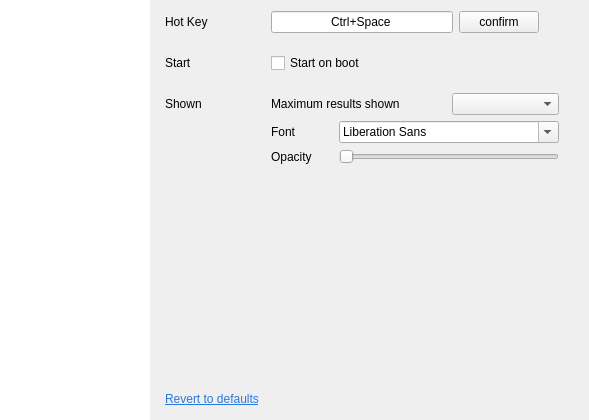
tujiaw/Acc, file src/view/SettingWidget.ui: the form before one commit.
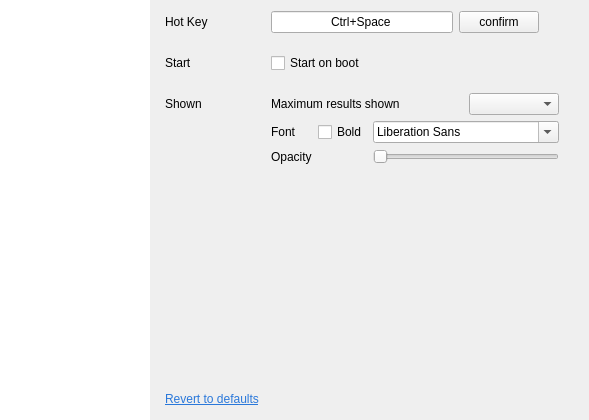
The form after the commit.

Patch:
```diff
--- a/src/view/SettingWidget.ui
+++ b/src/view/SettingWidget.ui
@@ -170,7 +170,7 @@
         </layout>
        </item>
        <item>
-        <layout class="QGridLayout" name="gridLayout" rowstretch="0,0,1">
+        <layout class="QGridLayout" name="gridLayout" rowstretch="0,0,0,0">
          <item row="0" column="0">
           <widget class="QLabel" name="label_4">
            <property name="minimumSize">
@@ -190,14 +190,14 @@
            </property>
           </widget>
          </item>
-         <item row="0" column="1" colspan="2">
+         <item row="0" column="1" colspan="3">
           <widget class="QLabel" name="label_3">
            <property name="text">
             <string>Maximum results shown</string>
            </property>
           </widget>
          </item>
-         <item row="0" column="3">
+         <item row="0" column="4">
           <widget class="QComboBox" name="cbMaxResult"/>
          </item>
          <item row="1" column="1">
@@ -207,7 +207,7 @@
            </property>
           </widget>
          </item>
-         <item row="1" column="2" colspan="2">
+         <item row="1" column="3" colspan="2">
           <widget class="QFontComboBox" name="fcbFont">
            <property name="sizePolicy">
             <sizepolicy hsizetype="Expanding" vsizetype="Fixed">
@@ -229,14 +229,14 @@
            </property>
           </widget>
          </item>
-         <item row="2" column="1">
+         <item row="3" column="1">
           <widget class="QLabel" name="label_5">
            <property name="text">
             <string>Opacity</string>
            </property>
           </widget>
          </item>
-         <item row="2" column="2" colspan="2">
+         <item row="3" column="3" colspan="2">
           <widget class="QSlider" name="hsOpacity">
            <property name="minimum">
             <number>0</number>
@@ -255,6 +255,13 @@
            </property>
           </widget>
          </item>
+         <item row="1" column="2">
+          <widget class="QCheckBox" name="cbBold">
+           <property name="text">
+            <string>Bold</string>
+           </property>
+          </widget>
+         </item>
         </layout>
        </item>
        <item>
```
Left out of the diff: 7 changed lines with no effect on the pictures.
